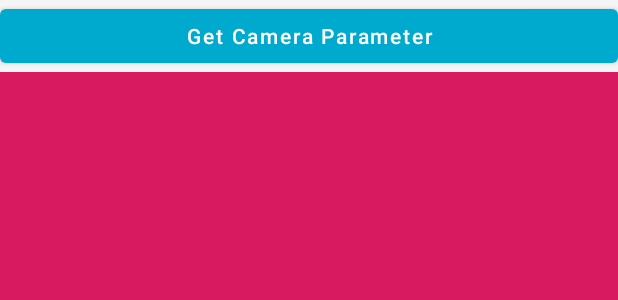
After one commit to qiubin2016/QbStudy, an Android app: the layout camera_param_activity.xml on its own in the app's theme, with its tools: preview values and no code run, on a phone screen of 412 x 824 dp. The commit adds this screen. Shown: the top 300 px of the screen. Run offline under Robolectric (Android 15) with nearby library versions, the phone set to English and light mode, and no system bars.

Commit message:
【新增功能】 增加摄像头参数获取后打印到textview功能；

```diff
--- /dev/null
+++ b/app/src/main/res/layout/camera_param_activity.xml
@@ -0,0 +1,34 @@
+<?xml version="1.0" encoding="utf-8"?>
+<androidx.constraintlayout.widget.ConstraintLayout xmlns:android="http://schemas.android.com/apk/res/android"
+    xmlns:app="http://schemas.android.com/apk/res-auto"
+    xmlns:tools="http://schemas.android.com/tools"
+    android:layout_width="match_parent"
+    android:layout_height="match_parent"
+    tools:context=".camera_param.CameraParamActivity">
+
+    <Button
+        android:layout_width="match_parent"
+        android:layout_height="wrap_content"
+        android:id="@+id/button1"
+        android:text="Get Camera Parameter"
+        android:textAllCaps="false">
+
+    </Button>
+
+    <TextView
+        android:layout_width="0dp"
+        android:layout_height="0dp"
+        android:id="@+id/logTextview"
+        android:text=""
+        app:layout_constraintTop_toBottomOf="@+id/button1"
+        app:layout_constraintBottom_toBottomOf="parent"
+        app:layout_constraintLeft_toLeftOf="parent"
+        app:layout_constraintRight_toRightOf="parent"
+        android:background="@color/colorAccent"
+        android:scrollbars="vertical"
+        android:singleLine="false"
+        app:layout_constraintVertical_weight="1"
+        />
+
+
+</androidx.constraintlayout.widget.ConstraintLayout>
--- a/app/src/main/res/values/strings.xml
+++ b/app/src/main/res/values/strings.xml
@@ -79,4 +79,9 @@
     <string name="app_category">com.qb.toolbox.LAUNCHER</string>
     <string name="app_utils_category">com.qb.toolbox.UTILS</string>
 
+    <!--module: camera_param-->
+    <string name="picture">Picture</string>
+    <string name="description_info">Info</string>
+    <string name="request_permission">This sample needs camera permission.</string>
+    <string name="camera_error">This device doesn\'t support Camera2 API.</string>
 </resources>
--- a/app/src/main/res/values/strings_cfg.xml
+++ b/app/src/main/res/values/strings_cfg.xml
@@ -3,4 +3,5 @@
     <string name="cfg_feature_title">CFG</string>
     <string name="demo01_feature_title">Demo01</string>
     <string name="camera01_01_feature_title">Camera01_01</string>
+    <string name="camera_param_feature_title">CameraParam</string>
 </resources>
```
Also changed, not shown: app/src/main/AndroidManifest.xml (+16 -9 lines), app/src/main/java/com/qb/toolbox/camera_param/CameraParamActivity.java (added, +238 -0 lines), app/src/main/java/com/qb/toolbox/demo01/Demo01Activity.java (+23 -3 lines), app/src/main/res/layout/activity_demo01.xml (+8 -0 lines).
